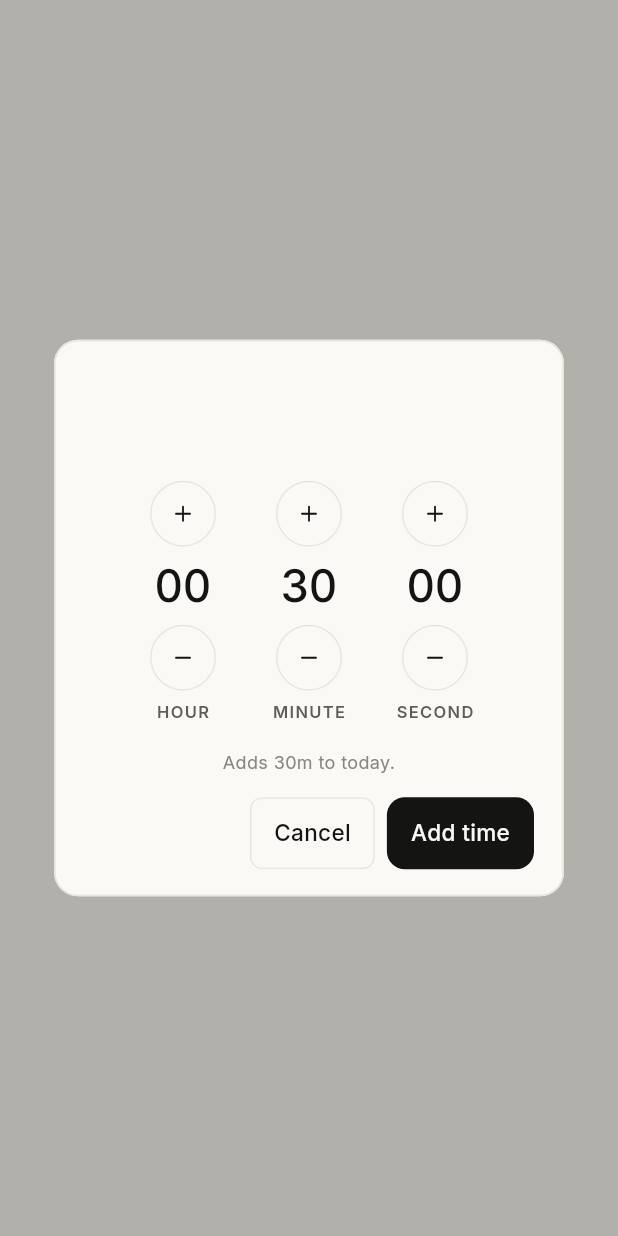
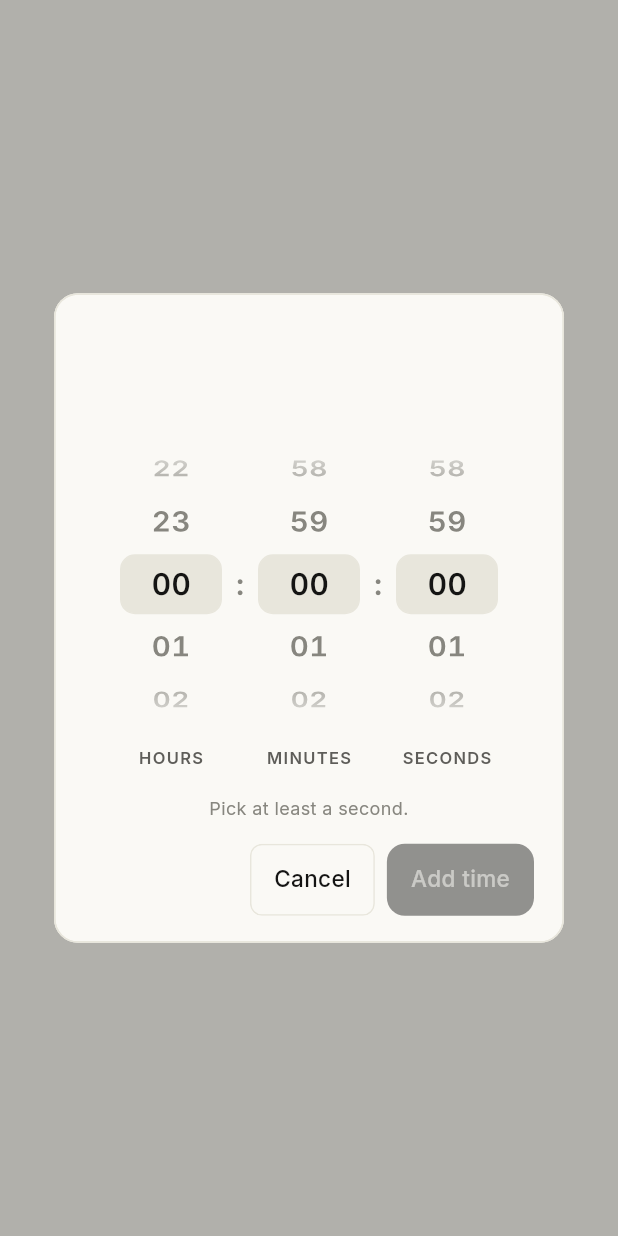
Before and after one commit to asterxsk/accrue, a Flutter app: what durationDialog() shows on an empty page, opened directly with empty values, on a phone screen of 412 x 824 dp. Run offline on Flutter 3.47's test engine with Material 3 defaults, Android fonts, the phone set to English and light mode, and no system bars; our stand-ins replace file_picker, flutter_local_notifications, flutter_svg, flutter_timezone, image_picker, shared_preferences and 1 more; accounts and stored records are empty.

Commit message:
Loop the dialogs' wheels and fix the 12-hour hour
The reminder clock clamped at both ends and its 12-hour list carried all 24
hour labels, so scrolling past 11 surfaced 12-23 again; index 0 also wrote
hour 1, leaving the caption an hour ahead of the wheel. Both wheels now repeat
their list and take the item index modulo its length, and the 12-hour list
holds 12 entries with index 0 at 12.

Add time uses the same wheels instead of plus/minus steppers, starts at
00:00:00, and its caption shows exact seconds.

Co-Authored-By: Claude Opus 5.5 <noreply@anthropic.com>

```diff
--- a/lib/widgets/dialogs.dart
+++ b/lib/widgets/dialogs.dart
@@ -516,8 +516,8 @@ Future<({int hour, int minute})?> timeDialog(
   var nextHour = hour;
   var nextMinute = minute;
   final hours = [
-    for (var h = 0; h < 24; h++)
-      clock24 ? h.toString().padLeft(2, '0') : '${h % 12 == 0 ? 12 : h % 12}',
+    for (var h = 0; h < (clock24 ? 24 : 12); h++)
+      clock24 ? h.toString().padLeft(2, '0') : '${h == 0 ? 12 : h}',
   ];
   return showDialog<({int hour, int minute})>(
     context: context,
@@ -537,14 +537,12 @@ Future<({int hour, int minute})?> timeDialog(
                   children: [
                     WheelPicker(
                       values: hours,
-                      selected: clock24
-                          ? nextHour
-                          : (nextHour % 12 == 0 ? 11 : nextHour % 12 - 1),
+                      selected: clock24 ? nextHour : nextHour % 12,
                       semanticLabel: 'Hour',
                       onChanged: (index) => setState(() {
                         nextHour = clock24
                             ? index
-                            : (index + 1) % 12 + (pm ? 12 : 0);
+                            : index + (pm ? 12 : 0);
                       }),
                     ),
                     const SizedBox(width: 4),
@@ -615,7 +613,7 @@ Future<int?> durationDialog(
   required String title,
   String? description,
   int hour = 0,
-  int minute = 30,
+  int minute = 0,
   int second = 0,
 }) {
   var nextHour = hour;
@@ -637,41 +635,44 @@ Future<int?> durationDialog(
                 Row(
                   mainAxisAlignment: MainAxisAlignment.center,
                   children: [
-                    _TimeUnit(
-                      value: nextHour,
-                      label: 'Hour',
-                      onUp: () =>
-                          setState(() => nextHour = (nextHour + 1) % 24),
-                      onDown: () =>
-                          setState(() => nextHour = (nextHour - 1 + 24) % 24),
+                    WheelPicker(
+                      values: _twoDigits(24),
+                      selected: nextHour,
+                      semanticLabel: 'Hours',
+                      onChanged: (index) => setState(() => nextHour = index),
                     ),
-                    const SizedBox(width: 8),
-                    _TimeUnit(
-                      value: nextMinute,
-                      label: 'Minute',
-                      onUp: () =>
-                          setState(() => nextMinute = (nextMinute + 5) % 60),
-                      onDown: () => setState(
-                        () => nextMinute = (nextMinute - 5 + 60) % 60,
-                      ),
+                    _TimeColon(colors: colors),
+                    WheelPicker(
+                      values: _twoDigits(60),
+                      selected: nextMinute,
+                      semanticLabel: 'Minutes',
+                      onChanged: (index) => setState(() => nextMinute = index),
                     ),
-                    const SizedBox(width: 8),
-                    _TimeUnit(
-                      value: nextSecond,
-                      label: 'Second',
-                      onUp: () =>
-                          setState(() => nextSecond = (nextSecond + 15) % 60),
-                      onDown: () => setState(
-                        () => nextSecond = (nextSecond - 15 + 60) % 60,
-                      ),
+                    _TimeColon(colors: colors),
+                    WheelPicker(
+                      values: _twoDigits(60),
+                      selected: nextSecond,
+                      semanticLabel: 'Seconds',
+                      onChanged: (index) => setState(() => nextSecond = index),
                     ),
+                  ],
+                ),
+                const SizedBox(height: 8),
+                const Row(
+                  mainAxisAlignment: MainAxisAlignment.center,
+                  children: [
+                    _WheelLabel('HOURS'),
+                    SizedBox(width: 24),
+                    _WheelLabel('MINUTES'),
+                    SizedBox(width: 24),
+                    _WheelLabel('SECONDS'),
                   ],
                 ),
                 const SizedBox(height: 18),
                 Text(
                   total == 0
                       ? 'Pick at least a second.'
-                      : 'Adds ${Fmt.duration(total)} to today.',
+                      : 'Adds ${_durationLabel(total)} to today.',
                   style: AppType.micro.copyWith(color: colors.faint),
                   textAlign: TextAlign.center,
                 ),
@@ -699,60 +700,63 @@ Future<int?> durationDialog(
   );
 }
 
-class _TimeUnit extends StatelessWidget {
-  const _TimeUnit({
-    required this.value,
-    required this.label,
-    required this.onUp,
-    required this.onDown,
-  });
+/// "00"…"23" or "00"…"59" — the rows of a wheel column.
+List<String> _twoDigits(int count) => [
+  for (var i = 0; i < count; i++) i.toString().padLeft(2, '0'),
+];
 
-  final int value;
+/// "1h 5m 30s" — seconds included, unlike [Fmt.duration], which rounds to
+/// whole minutes for a habit's logged total.
+String _durationLabel(int seconds) {
+  final h = seconds ~/ 3600;
+  final m = (seconds % 3600) ~/ 60;
+  final s = seconds % 60;
+  return [
+    if (h > 0) '${h}h',
+    if (m > 0) '${m}m',
+    if (s > 0) '${s}s',
+  ].join(' ');
+}
+
+class _TimeColon extends StatelessWidget {
+  const _TimeColon({required this.colors});
+
+  final AppColors colors;
+
+  @override
+  Widget build(BuildContext context) {
+    return SizedBox(
+      width: 24,
+      child: Center(
+        child: Text(
+          ':',
+          style: AppType.count.copyWith(fontSize: 20, color: colors.faint),
+        ),
+      ),
+    );
+  }
+}
+
+class _WheelLabel extends StatelessWidget {
+  const _WheelLabel(this.label);
+
   final String label;
-  final VoidCallback onUp;
-  final VoidCallback onDown;
 
   @override
   Widget build(BuildContext context) {
     final colors = AppColors.of(context);
-    return Column(
-      children: [
-        AppIconButton(
-          icon: 'plus',
-          size: 44,
-          iconSize: 16,
-          filled: true,
-          label: '$label up',
-          onTap: onUp,
-        ),
-        SizedBox(
-          width: 76,
-          height: 52,
-          child: Center(
-            child: Text(
-              value.toString().padLeft(2, '0'),
-              style: AppType.statLine.copyWith(color: colors.text),
-            ),
-          ),
-        ),
-        AppIconButton(
-          icon: 'minus',
-          size: 44,
-          iconSize: 16,
-          filled: true,
-          label: '$label down',
-          onTap: onDown,
-        ),
-        const SizedBox(height: 6),
-        Text(
-          label.toUpperCase(),
+    return SizedBox(
+      width: 68,
+      child: Center(
+        child: Text(
+          label,
           style: AppType.eyebrow.copyWith(
             fontSize: 11,
             letterSpacing: 0.88,
             color: colors.muted,
           ),
         ),
-      ],
+      ),
     );
   }
 }
@@ -866,8 +870,8 @@ Future<ShareOutcome?> shareDialog(
         const SizedBox(height: 10),
         Text(
           "Opens the system share sheet with this week's numbers as text. "
-          'On the web the caption goes to the clipboard instead. The poster '
-          'is previewed here, not exported as an image.',
+          'Without a share target the caption goes to the clipboard instead. '
+          'The poster is previewed here, not exported as an image.',
           style: AppType.micro.copyWith(color: AppColors.of(context).faint),
           textAlign: TextAlign.center,
         ),
--- a/lib/widgets/wheel_picker.dart
+++ b/lib/widgets/wheel_picker.dart
@@ -33,13 +33,20 @@ class WheelPicker extends StatefulWidget {
 }
 
 class _WheelPickerState extends State<WheelPicker> {
+  /// The value list is laid out this many times end to end so a flick in
+  /// either direction never reaches an edge; the selected value is the item
+  /// index modulo the list length, which is what makes the wheel wrap.
+  static const int _repeats = 401;
+
   late final FixedExtentScrollController _controller;
   late int _index = widget.selected.clamp(0, widget.values.length - 1);
+
+  int get _base => widget.values.length * (_repeats ~/ 2);
 
   @override
   void initState() {
     super.initState();
-    _controller = FixedExtentScrollController(initialItem: _index);
+    _controller = FixedExtentScrollController(initialItem: _base + _index);
   }
 
   @override
@@ -47,7 +54,7 @@ class _WheelPickerState extends State<WheelPicker> {
     super.didUpdateWidget(old);
     if (widget.selected != _index) {
       _index = widget.selected.clamp(0, widget.values.length - 1);
-      if (_controller.hasClients) _controller.jumpToItem(_index);
+      if (_controller.hasClients) _controller.jumpToItem(_base + _index);
     }
   }
 
@@ -91,20 +98,25 @@ class _WheelPickerState extends State<WheelPicker> {
                 parent: ClampingScrollPhysics(),
               ),
               onSelectedItemChanged: (index) {
-                setState(() => _index = index);
-                widget.onChanged(index);
+                final value = index % widget.values.length;
+                if (value == _index) return;
+                setState(() => _index = value);
+                widget.onChanged(value);
               },
               childDelegate: ListWheelChildBuilderDelegate(
-                childCount: widget.values.length,
-                builder: (context, index) => Center(
-                  child: Text(
-                    widget.values[index],
-                    style: AppType.count.copyWith(
-                      fontSize: 20,
-                      color: index == _index ? colors.text : colors.faint,
+                childCount: widget.values.length * _repeats,
+                builder: (context, index) {
+                  final value = index % widget.values.length;
+                  return Center(
+                    child: Text(
+                      widget.values[value],
+                      style: AppType.count.copyWith(
+                        fontSize: 20,
+                        color: value == _index ? colors.text : colors.faint,
+                      ),
                     ),
-                  ),
-                ),
+                  );
+                },
               ),
             ),
             // Fade the top and bottom rows into the panel so the curved
```
